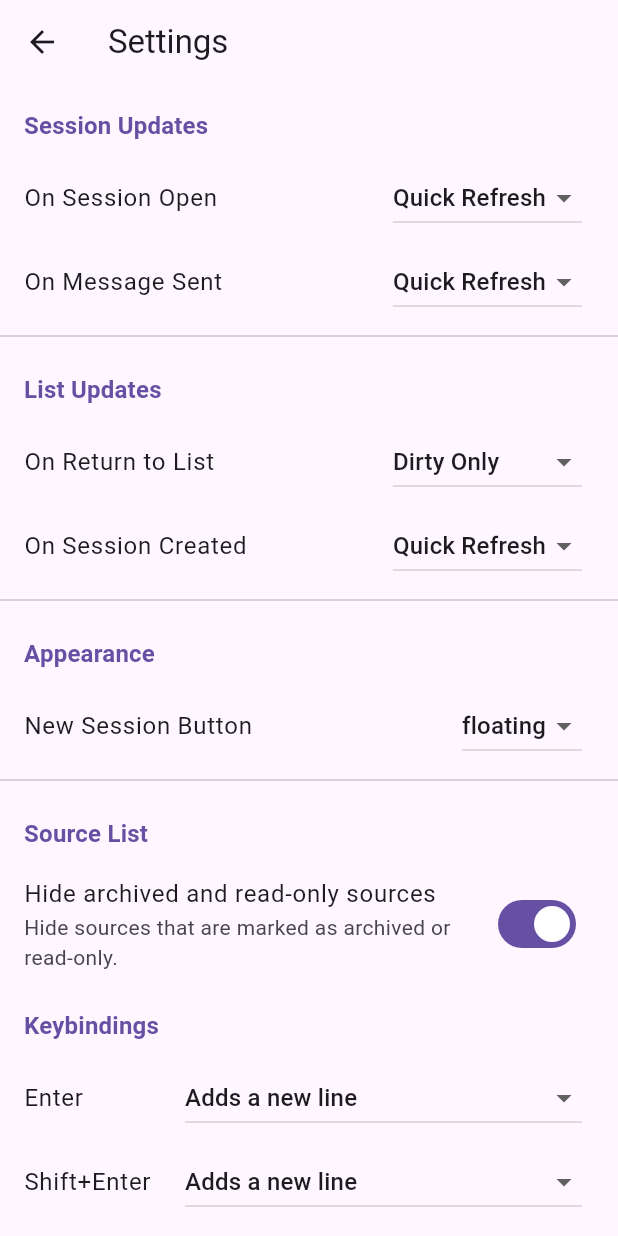
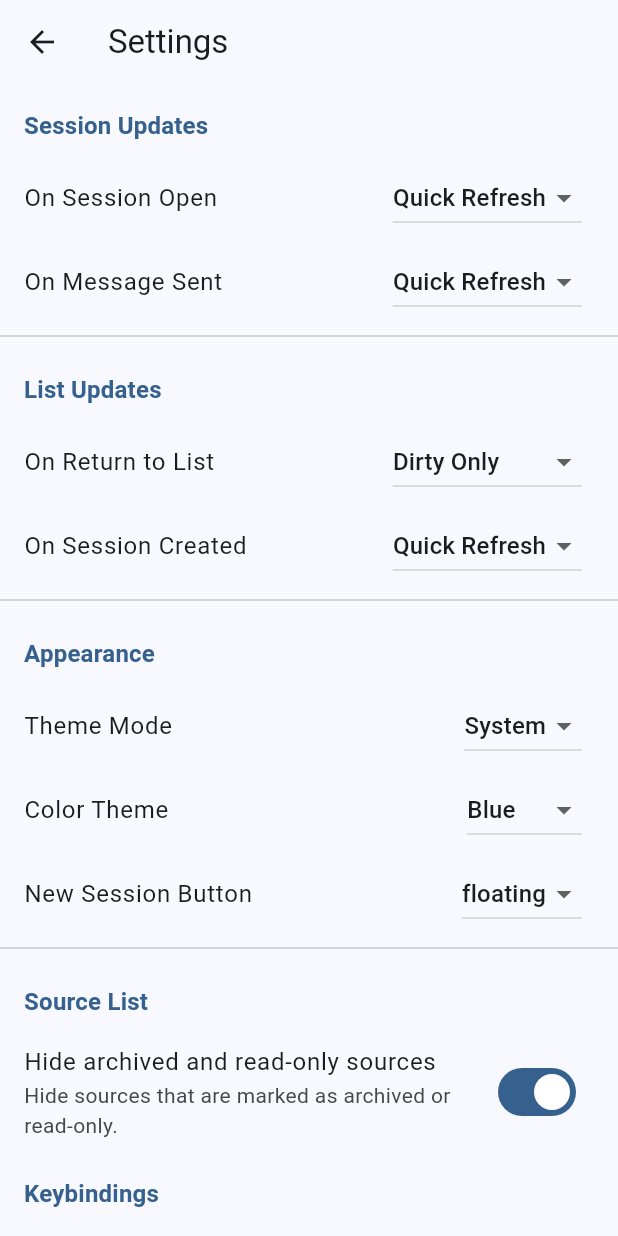
Before and after one commit to arran4/flutter_jules, a Flutter app: the SettingsScreen screen opened by its route, on a phone screen of 412 x 824 dp. Run offline on Flutter 3.47's test engine with Material 3 defaults, Android fonts, the phone set to English and light mode, and no system bars; our stand-ins replace flutter_local_notifications, flutter_markdown, flutter_secure_storage, google_sign_in, shared_preferences; missing offline and left inert: dartobjectutils, desktop_multi_window, duration, tray_manager, window_manager; accounts and stored records are empty; statements that could not run were skipped.

Commit message:
feat: add theme selection and dark mode support
Added `JulesTheme` and `JulesThemeType` to `lib/ui/themes.dart` to support multiple color themes and dark mode.
Updated `SettingsProvider` to manage theme persistence.
Updated `SettingsScreen` to allow users to select theme mode and color.
Updated `main.dart` and `new_session_window.dart` to apply the selected theme.

```diff
--- a/lib/services/settings_provider.dart
+++ b/lib/services/settings_provider.dart
@@ -1,6 +1,7 @@
 import 'dart:convert';
 import 'package:flutter/material.dart';
 import 'package:shared_preferences/shared_preferences.dart';
+import '../ui/themes.dart';
 import '../models.dart';
 import '../models/bulk_action.dart';
 import '../models/refresh_schedule.dart';
@@ -36,6 +37,8 @@ class SettingsProvider extends ChangeNotifier {
       'hide_archived_and_read_only';
   static const String _githubExclusionsKey = 'github_exclusions';
   static const String keyUseCorpJulesUrl = 'use_corp_jules_url';
+  static const String keyThemeType = 'theme_type';
+  static const String keyThemeMode = 'theme_mode';
 
   // Keybindings
   static const String keyEnterKeyAction = 'enter_key_action';
@@ -77,6 +80,8 @@ class SettingsProvider extends ChangeNotifier {
   bool _hideArchivedAndReadOnly = true;
   List<GithubExclusion> _githubExclusions = [];
   bool _useCorpJulesUrl = false;
+  JulesThemeType _themeType = JulesThemeType.blue;
+  ThemeMode _themeMode = ThemeMode.system;
 
   // Keybinding Actions
   MessageSubmitAction _enterKeyAction = MessageSubmitAction.addNewLine;
@@ -107,6 +112,8 @@ class SettingsProvider extends ChangeNotifier {
   bool get hideArchivedAndReadOnly => _hideArchivedAndReadOnly;
   List<GithubExclusion> get githubExclusions => _githubExclusions;
   bool get useCorpJulesUrl => _useCorpJulesUrl;
+  JulesThemeType get themeType => _themeType;
+  ThemeMode get themeMode => _themeMode;
 
   // Keybinding Getters
   MessageSubmitAction get enterKeyAction => _enterKeyAction;
@@ -175,6 +182,17 @@ class SettingsProvider extends ChangeNotifier {
     _hideArchivedAndReadOnly =
         _prefs!.getBool(keyHideArchivedAndReadOnly) ?? true;
     _useCorpJulesUrl = _prefs!.getBool(keyUseCorpJulesUrl) ?? false;
+
+    _themeType = _loadEnum(
+      keyThemeType,
+      JulesThemeType.values,
+      JulesThemeType.blue,
+    );
+    _themeMode = _loadEnum(
+      keyThemeMode,
+      ThemeMode.values,
+      ThemeMode.system,
+    );
 
     // Load keybindings
     _enterKeyAction = _loadEnum(
@@ -404,6 +422,18 @@ class SettingsProvider extends ChangeNotifier {
     await _prefs?.setBool(keyUseCorpJulesUrl, value);
   }
 
+  Future<void> setThemeType(JulesThemeType value) async {
+    _themeType = value;
+    notifyListeners();
+    await _prefs?.setInt(keyThemeType, value.index);
+  }
+
+  Future<void> setThemeMode(ThemeMode value) async {
+    _themeMode = value;
+    notifyListeners();
+    await _prefs?.setInt(keyThemeMode, value.index);
+  }
+
   // Keybinding Setters
   Future<void> setEnterKeyAction(MessageSubmitAction action) async {
     _enterKeyAction = action;
--- a/lib/ui/screens/settings_screen.dart
+++ b/lib/ui/screens/settings_screen.dart
@@ -1,6 +1,7 @@
 import 'package:flutter/material.dart';
 import 'package:flutter_jules/ui/screens/activity_log_screen.dart';
 import 'package:provider/provider.dart';
+import '../themes.dart';
 import '../../models.dart';
 import '../../models/refresh_schedule.dart';
 import '../../services/settings_provider.dart';
@@ -54,6 +55,14 @@ class _SettingsScreenState extends State<SettingsScreen> {
               ),
               const Divider(),
               _buildSectionHeader(context, 'Appearance'),
+              _buildThemeModeDropdown(
+                context,
+                settings,
+              ),
+              _buildThemeTypeDropdown(
+                context,
+                settings,
+              ),
               _buildFabDropdown(
                 context,
                 title: 'New Session Button',
@@ -894,6 +903,49 @@ class _SettingsScreenState extends State<SettingsScreen> {
     }
   }
 
+  Widget _buildThemeModeDropdown(
+    BuildContext context,
+    SettingsProvider settings,
+  ) {
+    return ListTile(
+      title: const Text('Theme Mode'),
+      trailing: DropdownButton<ThemeMode>(
+        value: settings.themeMode,
+        onChanged: (newValue) {
+          if (newValue != null) settings.setThemeMode(newValue);
+        },
+        items: ThemeMode.values.map((mode) {
+          final text = mode.toString().split('.').last;
+          return DropdownMenuItem(
+            value: mode,
+            child: Text(text[0].toUpperCase() + text.substring(1)),
+          );
+        }).toList(),
+      ),
+    );
+  }
+
+  Widget _buildThemeTypeDropdown(
+    BuildContext context,
+    SettingsProvider settings,
+  ) {
+    return ListTile(
+      title: const Text('Color Theme'),
+      trailing: DropdownButton<JulesThemeType>(
+        value: settings.themeType,
+        onChanged: (newValue) {
+          if (newValue != null) settings.setThemeType(newValue);
+        },
+        items: JulesThemeType.values.map((type) {
+          return DropdownMenuItem(
+            value: type,
+            child: Text(JulesTheme.getName(type)),
+          );
+        }).toList(),
+      ),
+    );
+  }
+
   Widget _buildFabDropdown(
     BuildContext context, {
     required String title,
--- /dev/null
+++ b/lib/ui/themes.dart
@@ -0,0 +1,50 @@
+import 'package:flutter/material.dart';
+
+enum JulesThemeType {
+  blue,
+  green,
+  purple,
+  orange,
+  red,
+  teal,
+  pink,
+  indigo,
+}
+
+class JulesTheme {
+  static ThemeData getTheme(JulesThemeType type, Brightness brightness) {
+    final seedColor = _getSeedColor(type);
+    return ThemeData(
+      useMaterial3: true,
+      colorScheme: ColorScheme.fromSeed(
+        seedColor: seedColor,
+        brightness: brightness,
+      ),
+    );
+  }
+
+  static Color _getSeedColor(JulesThemeType type) {
+    switch (type) {
+      case JulesThemeType.blue:
+        return Colors.blue;
+      case JulesThemeType.green:
+        return Colors.green;
+      case JulesThemeType.purple:
+        return Colors.purple;
+      case JulesThemeType.orange:
+        return Colors.orange;
+      case JulesThemeType.red:
+        return Colors.red;
+      case JulesThemeType.teal:
+        return Colors.teal;
+      case JulesThemeType.pink:
+        return Colors.pink;
+      case JulesThemeType.indigo:
+        return Colors.indigo;
+    }
+  }
+
+  static String getName(JulesThemeType type) {
+    return type.name[0].toUpperCase() + type.name.substring(1);
+  }
+}
```
Also changed, not shown: lib/main.dart (+13 -3 lines), lib/ui/screens/new_session_window.dart (+14 -4 lines).
